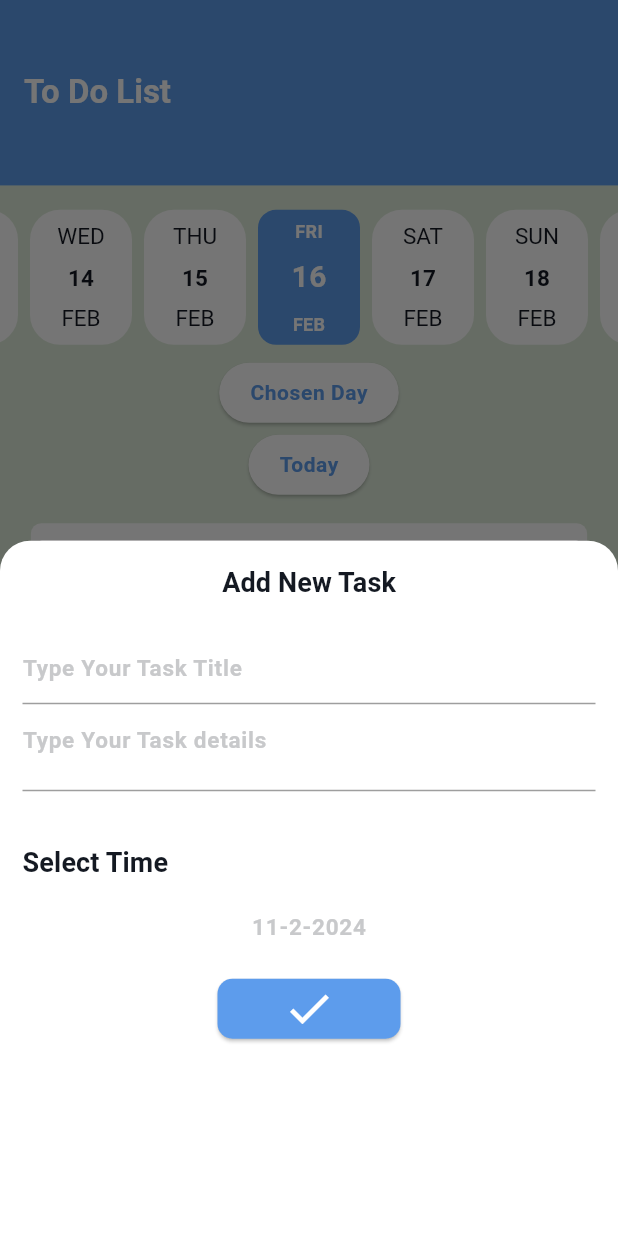
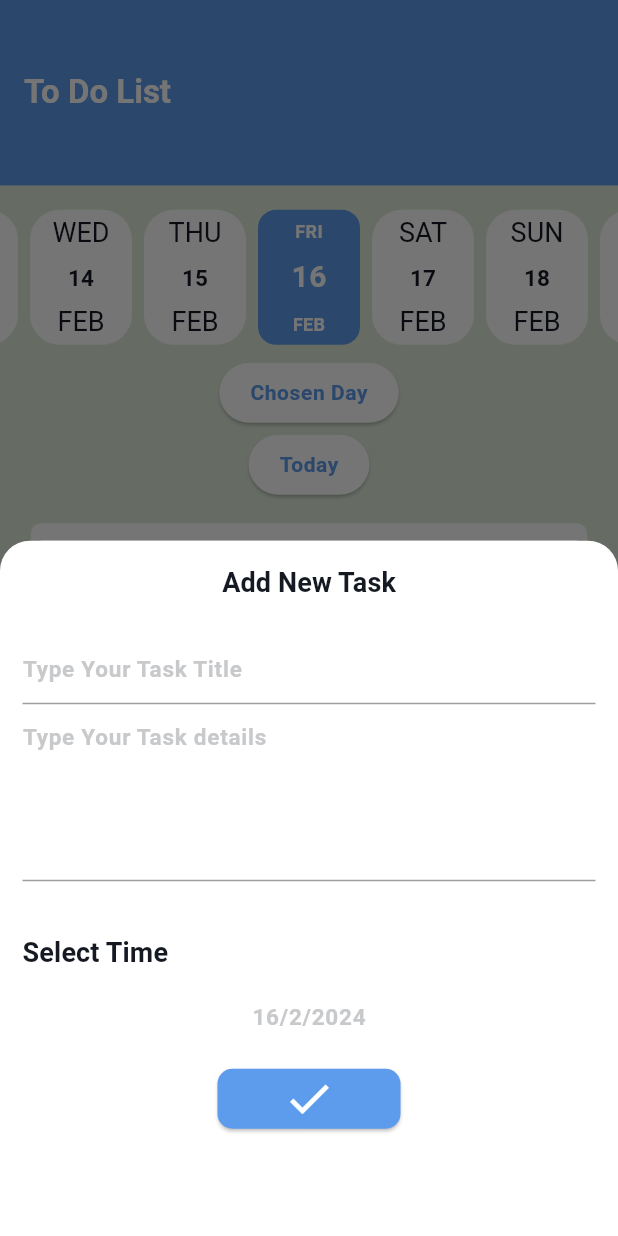
Before and after one commit to M-Tash/To-Do-App, a Flutter app: the screen it shows after launch, after a tap on the "add" icon, on a phone screen of 412 x 824 dp. Run offline on Flutter 3.47's test engine with Material 3 defaults, Android fonts, the phone set to English and light mode, and no system bars; drawn by our look-alikes of easy_date_timeline, flutter_slidable; our stand-ins replace cloud_firestore, firebase_core; accounts and stored records are empty; generated files the repository leaves out were written again.

Commit message:
show date time to chose added. snackbar to show task has been added. firebase cloud firestore added.

```diff
--- a/lib/home/list_files/task_bottom_sheet.dart
+++ b/lib/home/list_files/task_bottom_sheet.dart
@@ -1,9 +1,11 @@
 import 'package:flutter/material.dart';
 import 'package:flutter_gen/gen_l10n/app_localizations.dart';
 import 'package:provider/provider.dart';
+import 'package:todo_app/firebase_utils.dart';
 
 import '../../../my_theme.dart';
 import '../../../providers/app_config_provider.dart';
+import '../../model/task.dart';
 
 class TaskBottomSheet extends StatefulWidget {
   @override
@@ -13,6 +15,9 @@ class TaskBottomSheet extends StatefulWidget {
 class _TaskBottomSheetState extends State<TaskBottomSheet> {
   @override
   final _formKey = GlobalKey<FormState>();
+  var selectedDate = DateTime.now();
+  String title = '';
+  String description = '';
 
   Widget build(BuildContext context) {
     var provider = Provider.of<AppConfigProvider>(context);
@@ -38,6 +43,10 @@ class _TaskBottomSheetState extends State<TaskBottomSheet> {
                 height: 20,
               ),
               TextFormField(
+                style: Theme.of(context).textTheme.displaySmall,
+                onChanged: (text) {
+                  title = text;
+                },
                 validator: (value) {
                   if (value == null || value.isEmpty) {
                     return AppLocalizations.of(context)!.error_task_title;
@@ -58,6 +67,11 @@ class _TaskBottomSheetState extends State<TaskBottomSheet> {
                 height: 10,
               ),
               TextFormField(
+                style: Theme.of(context).textTheme.displaySmall,
+                onChanged: (text) {
+                  description = text;
+                },
+                maxLines: 4,
                 validator: (value) {
                   if (value == null || value.isEmpty) {
                     return AppLocalizations.of(context)!.error_task_details;
@@ -86,9 +100,12 @@ class _TaskBottomSheetState extends State<TaskBottomSheet> {
                 height: 20,
               ),
               Center(
-                child: Text(
-                  "11-2-2024",
-                  style: Theme.of(context).textTheme.labelMedium,
+                child: InkWell(
+                  onTap: showCalendar,
+                  child: Text(
+                    "${selectedDate.day}/${selectedDate.month}/${selectedDate.year}",
+                    style: Theme.of(context).textTheme.labelMedium,
+                  ),
                 ),
               ),
               SizedBox(
@@ -102,9 +119,7 @@ class _TaskBottomSheetState extends State<TaskBottomSheet> {
                           borderRadius: BorderRadius.circular(10)),
                       backgroundColor: MyTheme.primaryColor),
                   onPressed: () {
-                    if (_formKey.currentState!.validate()) {
-                      // TODO submit
-                    }
+                    addTask();
                   },
                   child: Icon(
                     Icons.check_sharp,
@@ -119,4 +134,34 @@ class _TaskBottomSheetState extends State<TaskBottomSheet> {
       ),
     );
   }
+
+  void showCalendar() async {
+    var chosenDate = await showDatePicker(
+        context: context,
+        initialDate: DateTime.now(),
+        firstDate: DateTime.now(),
+        lastDate: DateTime.now().add(Duration(days: 365)));
+    if (chosenDate != null) {
+      selectedDate = chosenDate;
+      setState(() {});
+    }
+  }
+
+  void addTask() {
+    if (_formKey.currentState!.validate()) {
+      Task task =
+          Task(title: title, description: description, dateTime: selectedDate);
+      FirebaseUtils.addTaskToFireStore(task)
+          .timeout(Duration(milliseconds: 500), onTimeout: () {
+        ScaffoldMessenger.of(context).showSnackBar(SnackBar(
+            backgroundColor: MyTheme.primaryColor,
+            content: Center(
+                child: Text(
+              AppLocalizations.of(context)!.task_added_successfully,
+              style: Theme.of(context).textTheme.bodyLarge,
+            ))));
+        Navigator.pop(context);
+      });
+    }
+  }
 }
--- a/lib/home/list_files/task_widget.dart
+++ b/lib/home/list_files/task_widget.dart
@@ -35,6 +35,22 @@ class TaskWidget extends StatelessWidget {
                 ),
               ],
             ),
+            endActionPane: ActionPane(
+              extentRatio: 0.3,
+              motion: ScrollMotion(),
+              children: [
+                SlidableAction(
+                  onPressed: (context) {
+                    Navigator.pushNamed(context, TaskScreen.routeName);
+                  },
+                  backgroundColor: MyTheme.primaryColor,
+                  foregroundColor: Colors.white,
+                  icon: Icons.edit,
+                  label: AppLocalizations.of(context)!.edit,
+                  borderRadius: BorderRadius.circular(5),
+                ),
+              ],
+            ),
             child: Container(
               decoration: BoxDecoration(
                   color:
@@ -58,14 +74,9 @@ class TaskWidget extends StatelessWidget {
                       Padding(
                         padding: EdgeInsets.only(
                             top: MediaQuery.of(context).size.height * 0.04),
-                        child: InkWell(
-                          onTap: () {
-                            Navigator.pushNamed(context, TaskScreen.routeName);
-                          },
-                          child: Text(
-                            AppLocalizations.of(context)!.task_temp,
-                            style: Theme.of(context).textTheme.titleMedium,
-                          ),
+                        child: Text(
+                          AppLocalizations.of(context)!.task_temp,
+                          style: Theme.of(context).textTheme.titleMedium,
                         ),
                       ),
                       Padding(
--- a/lib/l10n/app_ar.arb
+++ b/lib/l10n/app_ar.arb
@@ -19,5 +19,7 @@
   "error_task_title": "الرجاء إدخال عنوان المهمة",
   "error_task_details": "الرجاء إدخال تفاصيل المهمة",
   "delete": "حذف",
-  "save_changes": "حفظ التغيرات"
+  "save_changes": "حفظ التغيرات",
+  "edit": "تعديل",
+  "task_added_successfully": "تمت إضافة المهمة بنجاح"
 }
--- a/lib/l10n/app_en.arb
+++ b/lib/l10n/app_en.arb
@@ -19,5 +19,7 @@
   "error_task_title": "Please enter task title",
   "error_task_details": "Please enter task details",
   "delete": "Delete",
-  "save_changes": "Save Changes"
+  "save_changes": "Save Changes",
+  "edit": "Edit",
+  "task_added_successfully": "Task Added Successfully"
 }
--- a/lib/main.dart
+++ b/lib/main.dart
@@ -1,3 +1,5 @@
+import 'package:cloud_firestore/cloud_firestore.dart';
+import 'package:firebase_core/firebase_core.dart';
 import 'package:flutter/material.dart';
 import 'package:flutter_gen/gen_l10n/app_localizations.dart';
 import 'package:provider/provider.dart';
@@ -7,8 +9,13 @@ import 'package:todo_app/providers/app_config_provider.dart';
 import 'home/list_files/task_edit_screen.dart';
 import 'my_theme.dart';
 
-void main() {
-  runApp( ChangeNotifierProvider(
+void main() async {
+  WidgetsFlutterBinding.ensureInitialized();
+  await Firebase.initializeApp();
+  FirebaseFirestore.instance.settings =
+      Settings(cacheSizeBytes: Settings.CACHE_SIZE_UNLIMITED);
+  await FirebaseFirestore.instance.disableNetwork();
+  runApp(ChangeNotifierProvider(
       create: (context) => AppConfigProvider(), child: MyApp()));
 }
 
--- /dev/null
+++ b/lib/model/task.dart
@@ -0,0 +1,38 @@
+class Task {
+  static const String collectionName = 'tasks';
+  String? id;
+
+  String? title;
+
+  String? description;
+
+  DateTime? dateTime;
+
+  bool? isDone;
+
+  Task(
+      {this.id = '',
+      required this.title,
+      required this.description,
+      required this.dateTime,
+      this.isDone = false});
+
+  Task.fromFireStore(Map<String, dynamic> data)
+      : this(
+          id: data['id'],
+          title: data['title'],
+          description: data['description'],
+          dateTime: DateTime.fromMillisecondsSinceEpoch(data['dateTime']),
+          isDone: data['isDone'],
+        );
+
+  Map<String, dynamic> toFireStore() {
+    return {
+      'id': id,
+      'title': title,
+      'description': description,
+      'dateTime': dateTime?.millisecondsSinceEpoch,
+      'isDone': isDone
+    };
+  }
+}
--- a/lib/my_theme.dart
+++ b/lib/my_theme.dart
@@ -51,7 +51,7 @@ class MyTheme {
           color: blackColor,
         ),
         displaySmall: TextStyle(
-          fontSize: 15,
+          fontSize: 18,
           fontWeight: FontWeight.w400,
           color: blackColor,
         ),
@@ -79,6 +79,11 @@ class MyTheme {
           fontSize: 15,
           fontWeight: FontWeight.bold,
           color: greyColor,
+        ),
+        bodyLarge: TextStyle(
+          fontSize: 16,
+          fontWeight: FontWeight.bold,
+          color: Colors.white,
         ),
       ));
   static ThemeData darkMode = ThemeData(
@@ -122,7 +127,7 @@ class MyTheme {
           color: Colors.white,
         ),
         displaySmall: TextStyle(
-          fontSize: 15,
+          fontSize: 18,
           fontWeight: FontWeight.w400,
           color: Colors.white,
         ),
@@ -151,5 +156,10 @@ class MyTheme {
           fontWeight: FontWeight.bold,
           color: greyColor,
         ),
+        bodyLarge: TextStyle(
+          fontSize: 16,
+          fontWeight: FontWeight.bold,
+          color: Colors.white,
+        ),
       ));
 }
--- a/pubspec.yaml
+++ b/pubspec.yaml
@@ -45,6 +45,9 @@ dependencies:
   provider: ^6.1.1
   easy_date_timeline: ^1.0.3
   flutter_slidable: ^3.0.1
+  firebase_core: ^2.25.4
+  cloud_firestore: ^4.15.4
+
 
 dev_dependencies:
   flutter_test:
```
Also changed, not shown: lib/firebase_utils.dart (added, +21 -0 lines), lib/home/list_files/task_edit_screen.dart (+28 -5 lines), pubspec.lock, 3 other files.
